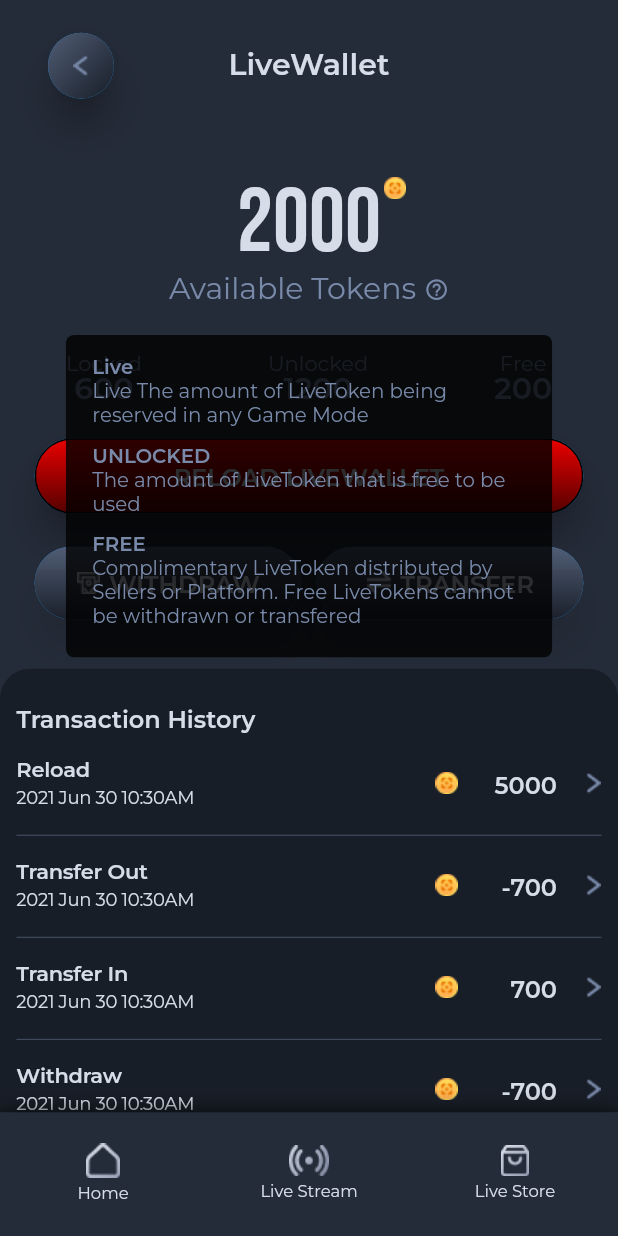
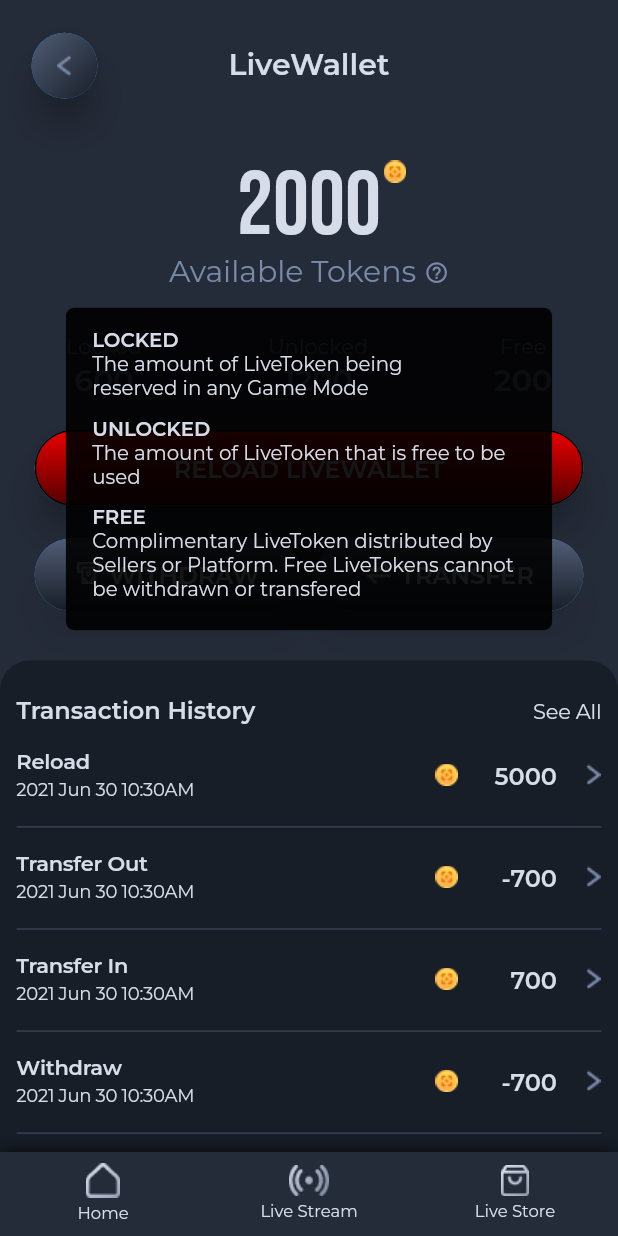
Before and after one commit to cuongtruonglevan/flutter_sample, a Flutter app: the screen it shows after launch, after a tap on "Available Tokens", on a phone screen of 412 x 824 dp. Run offline on Flutter 3.47's test engine with Material 2 defaults, Android fonts, the light colour scheme and no system bars; our stand-ins replace equatable, flutter_bloc, flutter_platform_widgets, flutter_screenutil, get, google_fonts and 1 more; missing offline and left inert: http_interceptor.

Commit message:
- Fix typo - Fix token popup message back ground color, text color - Add Transaction History screen

```diff
--- a/lib/screens/home/home_screen.dart
+++ b/lib/screens/home/home_screen.dart
@@ -1,5 +1,4 @@
 import 'package:flutter/material.dart';
-import 'package:flutter_sample/models/model.dart';
 import 'package:flutter_sample/screens/home/widgets/announcement_item.dart';
 import 'package:flutter_sample/screens/home/widgets/bottom_bar.dart';
 import 'package:flutter_sample/screens/home/widgets/token_item.dart';
@@ -7,6 +6,8 @@ import 'package:flutter_sample/screens/home/widgets/token_popup.dart';
 import 'package:flutter_sample/screens/home/widgets/transaction_item.dart';
 import 'package:flutter_sample/shared/app_assets.dart';
 import 'package:flutter_sample/shared/app_colors.dart';
+import 'package:flutter_sample/shared/routes/routes.dart';
+import 'package:flutter_sample/shared/widgets/app_top_bar.dart';
 import 'package:flutter_screenutil/flutter_screenutil.dart';
 import 'package:google_fonts/google_fonts.dart';
 import 'package:get/get.dart';
@@ -23,8 +24,7 @@ class HomeScreen extends StatelessWidget {
     Transaction('4', 'Withdraw', -700, DateTime.now(), false.obs),
     Transaction('3', 'Live Store', 500, DateTime.now(), false.obs),
     Transaction('2', 'Live Praise', 500, DateTime.now(), false.obs),
-    Transaction(
-        '1', 'Live Stream', 500, DateTime.now(), false.obs),
+    Transaction('1', 'Live Stream', 500, DateTime.now(), false.obs),
   ];
 
   final List<Announcement> announcementsList = [
@@ -41,7 +41,7 @@ class HomeScreen extends StatelessWidget {
       bottomNavigationBar: HomeBottomBar(),
       body: Column(
         children: [
-          _buildAppBar(context),
+          AppTopBar(title: 'LiveWallet'),
           Expanded(
               child: SingleChildScrollView(
             child: Column(
@@ -49,7 +49,7 @@ class HomeScreen extends StatelessWidget {
                 _buildAvailableTokens(context),
                 _buildAction(),
                 _buildActionsRow(),
-                _buildTransactionHistory(),
+                _buildTransactionHistory(context),
                 _buildAnnouncements(),
               ],
             ),
@@ -58,56 +58,6 @@ class HomeScreen extends StatelessWidget {
       ),
     );
   }
-
-  Widget _buildAppBar(BuildContext context) => Container(
-        padding: EdgeInsets.fromLTRB(20.0.w,
-            (MediaQuery.of(context).padding.top + 18.0).w, 20.0.w, 20.0.w),
-        child: Stack(children: [
-          ElevatedButton(
-            onPressed: () {},
-            style: ElevatedButton.styleFrom(
-                padding: EdgeInsets.zero,
-                elevation: 10.0,
-                shape: CircleBorder()),
-            child: Ink(
-              decoration: BoxDecoration(
-                  gradient: LinearGradient(
-                      begin: Alignment.topLeft,
-                      end: Alignment.bottomRight,
-                      colors: [
-                        AppColors.greyButtonColor,
-                        AppColors.darkGreyButtonColor
-                      ]),
-                  borderRadius: BorderRadius.circular(100.0)),
-              child: Container(
-                width: 40.0.w,
-                height: 40.0.w,
-                alignment: Alignment.center,
-                child: Image.asset(
-                  AppAssets.icBack,
-                  width: 10.0.w,
-                  height: 13.5.w,
-                ),
-              ),
-            ),
-          ),
-          Container(
-            height: 40.0.w,
-            child: Center(
-              child: Text(
-                'LiveWallet',
-                textAlign: TextAlign.center,
-                style: GoogleFonts.montserrat(
-                  fontSize: 20.0,
-                  fontWeight: FontWeight.w600,
-                  height: 28 / 20,
-                  color: AppColors.whiteTextColor,
-                ),
-              ),
-            ),
-          )
-        ]),
-      );
 
   Widget _buildAvailableTokens(BuildContext context) => Container(
         child: Column(
@@ -238,9 +188,13 @@ class HomeScreen extends StatelessWidget {
                     shape: RoundedRectangleBorder(
                         borderRadius: BorderRadius.circular(100.0))),
                 child: Ink(
+                  height: 44.0.w,
                   decoration: BoxDecoration(
                       gradient: AppColors.greyButtonGradient,
                       borderRadius: BorderRadius.circular(100.0)),
+                  child: Center(
+                    child: Padding(
+                      padding: EdgeInsets.only(bottom: 2.0.w),
                       child: Row(
                         mainAxisAlignment: MainAxisAlignment.center,
                         children: [
@@ -250,10 +204,7 @@ class HomeScreen extends StatelessWidget {
                             height: 15.0.w,
                           ),
                           SizedBox(width: 5.0.w),
-                      Container(
-                        height: 44.0.w,
-                        alignment: Alignment.center,
-                        child: Text(
+                          Text(
                             'WITHDRAW',
                             style: GoogleFonts.montserrat(
                               fontSize: 16.0,
@@ -262,8 +213,9 @@ class HomeScreen extends StatelessWidget {
                               color: AppColors.whiteTextColor,
                             ),
                           ),
+                        ],
                       ),
-                    ],
+                    ),
                   ),
                 ),
               ),
@@ -279,9 +231,12 @@ class HomeScreen extends StatelessWidget {
                     shape: RoundedRectangleBorder(
                         borderRadius: BorderRadius.circular(100.0))),
                 child: Ink(
+                  height: 44.0.w,
                   decoration: BoxDecoration(
                       gradient: AppColors.greyButtonGradient,
                       borderRadius: BorderRadius.circular(100.0)),
+                  child: Padding(
+                    padding: EdgeInsets.only(bottom: 2.0.w),
                     child: Row(
                       mainAxisAlignment: MainAxisAlignment.center,
                       children: [
@@ -291,10 +246,7 @@ class HomeScreen extends StatelessWidget {
                           height: 16.0.w,
                         ),
                         SizedBox(width: 5.0.w),
-                      Container(
-                        height: 44.0.w,
-                        alignment: Alignment.center,
-                        child: Text(
+                        Text(
                           'TRANSFER',
                           style: GoogleFonts.montserrat(
                             fontSize: 16.0,
@@ -303,8 +255,8 @@ class HomeScreen extends StatelessWidget {
                             color: AppColors.whiteTextColor,
                           ),
                         ),
+                      ],
                     ),
-                    ],
                   ),
                 ),
               ),
@@ -313,7 +265,9 @@ class HomeScreen extends StatelessWidget {
         ),
       );
 
-  Widget _buildTransactionHistory() => Container(
+  Widget _buildTransactionHistory(BuildContext context) {
+    final tempList = transList.sublist(0, 5);
+    return Container(
       padding: EdgeInsets.fromLTRB(10.0.w, 23.0.w, 10.0.w, 29.0.w),
       decoration: BoxDecoration(
         color: AppColors.transHistoryColor,
@@ -321,6 +275,9 @@ class HomeScreen extends StatelessWidget {
       ),
       child: Column(
         crossAxisAlignment: CrossAxisAlignment.start,
+        children: [
+          Row(
+            mainAxisAlignment: MainAxisAlignment.spaceBetween,
             children: [
               Text(
                 'Transaction History',
@@ -331,11 +288,33 @@ class HomeScreen extends StatelessWidget {
                   color: AppColors.whiteTextColor,
                 ),
               ),
+              InkWell(
+                focusColor: Colors.transparent,
+                hoverColor: Colors.transparent,
+                splashColor: Colors.transparent,
+                highlightColor: Colors.transparent,
+                onTap: () {
+                  Navigator.of(context).pushNamed(Routes.transactionHistory,
+                      arguments: transList);
+                },
+                child: Text(
+                  'See All',
+                  style: GoogleFonts.montserrat(
+                    fontSize: 14.0,
+                    fontWeight: FontWeight.w400,
+                    height: 18 / 14,
+                    color: AppColors.whiteTextColor,
+                    letterSpacing: -0.17,
+                  ),
+                ),
+              ),
+            ],
+          ),
           ListView(
             shrinkWrap: true,
             physics: NeverScrollableScrollPhysics(),
             padding: EdgeInsets.zero,
-              children: transList
+            children: tempList
                 .map((trans) => TransactionItem(
                       trans: trans,
                       expanded: trans.selected,
@@ -353,6 +332,7 @@ class HomeScreen extends StatelessWidget {
         ],
       ),
     );
+  }
 
   Widget _buildAnnouncements() => Container(
         margin: EdgeInsets.fromLTRB(0.0, 20.0.w, 0.0, 20.0.w),
--- a/lib/screens/home/widgets/bottom_bar.dart
+++ b/lib/screens/home/widgets/bottom_bar.dart
@@ -1,6 +1,7 @@
 import 'package:flutter/material.dart';
 import 'package:flutter_sample/shared/app_assets.dart';
 import 'package:flutter_sample/shared/app_colors.dart';
+import 'package:get/get.dart';
 import 'package:google_fonts/google_fonts.dart';
 import 'package:flutter_screenutil/flutter_screenutil.dart';
 
@@ -18,7 +19,7 @@ class HomeBottomBar extends StatelessWidget {
           ),
         ],
       ),
-      height: 75.0.w,
+      height: GetPlatform.isIOS ? 75.0.w : kBottomNavigationBarHeight,
       child: BottomNavigationBar(
         backgroundColor: AppColors.backgroundColor,
         selectedItemColor: AppColors.whiteTextColor,
--- a/lib/screens/home/widgets/token_item.dart
+++ b/lib/screens/home/widgets/token_item.dart
@@ -1,6 +1,7 @@
 import 'package:flutter/material.dart';
 import 'package:flutter_sample/shared/app_colors.dart';
 import 'package:google_fonts/google_fonts.dart';
+import 'package:flutter_screenutil/flutter_screenutil.dart';
 
 class TokenItem extends StatelessWidget {
   const TokenItem({Key? key, required this.label, required this.amount})
@@ -22,6 +23,7 @@ class TokenItem extends StatelessWidget {
             color: AppColors.greyTextColor,
           ),
         ),
+        SizedBox(height: 5.0.w),
         Text(
           '${amount.toString()}',
           style: GoogleFonts.montserrat(
--- a/lib/screens/home/widgets/token_popup.dart
+++ b/lib/screens/home/widgets/token_popup.dart
@@ -17,31 +17,31 @@ class TokenPopupDialog extends StatelessWidget {
         backgroundColor: Colors.transparent,
         body: Container(
           margin: EdgeInsets.symmetric(horizontal: 40.0.w)
-              .copyWith(top: (topPadding + 20.0).w),
+              .copyWith(top: (topPadding + 30.0.w)),
           padding: EdgeInsets.fromLTRB(16.0.w, 12.0.w, 16.0.w, 18.0.w),
           decoration: BoxDecoration(
-              color: Colors.black.withOpacity(0.8),
+              color: Colors.black.withOpacity(0.9),
               borderRadius: BorderRadius.circular(5.0.w)),
           child: Column(
               mainAxisSize: MainAxisSize.min,
               crossAxisAlignment: CrossAxisAlignment.start,
               children: [
                 Text(
-                  'Live',
+                  'LOCKED',
                   style: GoogleFonts.montserrat(
                     fontSize: 12.0.sp,
                     fontWeight: FontWeight.w600,
                     height: 14.5 / 12.0,
-                    color: AppColors.greyTextColor,
+                    color: AppColors.whiteTextColor,
                   ),
                 ),
                 Text(
-                  'Live The amount of LiveToken being\nreserved in any Game Mode',
+                  'The amount of LiveToken being\nreserved in any Game Mode',
                   style: GoogleFonts.montserrat(
                     fontSize: 12.0.sp,
                     fontWeight: FontWeight.w400,
                     height: 14.5 / 12.0,
-                    color: AppColors.greyTextColor,
+                    color: AppColors.whiteTextColor,
                   ),
                 ),
                 SizedBox(height: 10.0.w),
@@ -51,7 +51,7 @@ class TokenPopupDialog extends StatelessWidget {
                     fontSize: 12.0.sp,
                     fontWeight: FontWeight.w600,
                     height: 14.5 / 12.0,
-                    color: AppColors.greyTextColor,
+                    color: AppColors.whiteTextColor,
                   ),
                 ),
                 Text(
@@ -60,7 +60,7 @@ class TokenPopupDialog extends StatelessWidget {
                     fontSize: 12.0.sp,
                     fontWeight: FontWeight.w400,
                     height: 14.5 / 12.0,
-                    color: AppColors.greyTextColor,
+                    color: AppColors.whiteTextColor,
                   ),
                 ),
                 SizedBox(height: 10.0.w),
@@ -70,7 +70,7 @@ class TokenPopupDialog extends StatelessWidget {
                     fontSize: 12.0.sp,
                     fontWeight: FontWeight.w600,
                     height: 14.5 / 12.0,
-                    color: AppColors.greyTextColor,
+                    color: AppColors.whiteTextColor,
                   ),
                 ),
                 Text(
@@ -79,7 +79,7 @@ class TokenPopupDialog extends StatelessWidget {
                     fontSize: 12.0.sp,
                     fontWeight: FontWeight.w400,
                     height: 14.5 / 12.0,
-                    color: AppColors.greyTextColor,
+                    color: AppColors.whiteTextColor,
                   ),
                 ),
               ]),
--- a/lib/screens/home/widgets/transaction_item.dart
+++ b/lib/screens/home/widgets/transaction_item.dart
@@ -140,7 +140,7 @@ class TransactionItem extends StatelessWidget {
         tempList = ['From Member123'];
         break;
       case 'Transfer Out':
-        tempList = ['From Member123'];
+        tempList = ['To Member123'];
         break;
         case 'Withdraw':
         tempList = ['Bank ABC', '1234 5678 9012 3456'];
--- /dev/null
+++ b/lib/screens/transaction_history/transaction_history_screen.dart
@@ -0,0 +1,56 @@
+import 'package:flutter/material.dart';
+import 'package:flutter_sample/screens/home/widgets/transaction_item.dart';
+import 'package:flutter_sample/shared/app_colors.dart';
+import 'package:flutter_sample/shared/widgets/app_top_bar.dart';
+import 'package:flutter_screenutil/flutter_screenutil.dart';
+
+class TransactionHistoryScreen extends StatelessWidget {
+  const TransactionHistoryScreen({Key? key, required this.transList})
+      : super(key: key);
+
+  final List<Transaction> transList;
+
+  @override
+  Widget build(BuildContext context) {
+    return Scaffold(
+      backgroundColor: AppColors.backgroundColor,
+      body: Column(
+        children: [
+          AppTopBar(title: 'Transaction History'),
+          Expanded(
+              child: Container(
+            padding: EdgeInsets.fromLTRB(10.0.w, 8.0.w, 10.0.w, 10.0.w),
+            decoration: BoxDecoration(
+              color: AppColors.transHistoryColor,
+              borderRadius: BorderRadius.only(
+                topLeft: Radius.circular(20.0),
+                topRight: Radius.circular(20.0),
+              ),
+            ),
+            child: _buildTransactionHistory(),
+          )),
+        ],
+      ),
+    );
+  }
+
+  Widget _buildTransactionHistory() {
+    return ListView(
+      padding: EdgeInsets.zero,
+      children: transList
+          .map((trans) => TransactionItem(
+                trans: trans,
+                expanded: trans.selected,
+                onPressed: () {
+                  if (!trans.selected.value) {
+                    transList.forEach((trans) {
+                      trans.selected.value = false;
+                    });
+                  }
+                  trans.selected.value = !trans.selected.value;
+                },
+              ))
+          .toList(),
+    );
+  }
+}
--- a/lib/shared/app_colors.dart
+++ b/lib/shared/app_colors.dart
@@ -15,29 +15,14 @@ class AppColors {
   static const Color blackTextColor = Color(0xff151A24);
 
   static const LinearGradient redButtonGradient = LinearGradient(
-      begin: Alignment(-1.0, -1.0),
-      end: Alignment(-1.0, 1.0),
-      colors: [redButtonColor, darkRedButtonColor]);
+    begin: Alignment(-1.0, -1.0),
+    end: Alignment(-1.0, 1.0),
+    colors: [redButtonColor, darkRedButtonColor],
+  );
 
   static const LinearGradient greyButtonGradient = LinearGradient(
-      begin: Alignment(-1.0, -1.0),
-      end: Alignment(-1.0, 1.0),
-      colors: [
-        Color(0xFF505d75),
-        Color(0xFF404B5F),
-        Color(0xFF404A5E),
-        Color(0xFF3F4A5D),
-        Color(0xFF3F495C),
-        Color(0xFF313A4A),
-        Color(0xFF1B202B),
-      ],
-      stops: [
-        0.0,
-        0.3175,
-        0.3176,
-        0.3177,
-        0.3178,
-        0.5729,
-        1.0,
-      ]);
+    begin: Alignment(-1.0, -1.0),
+    end: Alignment(-1.0, 1.0),
+    colors: [greyButtonColor, darkGreyButtonColor],
+  );
 }
--- a/lib/shared/routes/app_routes_factory.dart
+++ b/lib/shared/routes/app_routes_factory.dart
@@ -1,7 +1,10 @@
+import 'package:flutter/cupertino.dart';
 import 'package:flutter/material.dart';
 import 'package:flutter_platform_widgets/flutter_platform_widgets.dart';
 import 'package:flutter_sample/models/model.dart';
 import 'package:flutter_sample/screens/home/home_screen.dart';
+import 'package:flutter_sample/screens/home/widgets/transaction_item.dart';
+import 'package:flutter_sample/screens/transaction_history/transaction_history_screen.dart';
 import 'package:flutter_sample/shared/routes/routes.dart';
 import 'package:flutter_sample/shared/utils.dart';
 import 'package:shared_preferences/shared_preferences.dart';
@@ -16,10 +19,15 @@ class AppRoutesFactory {
   Route<dynamic> generateRoute(BuildContext context, RouteSettings settings) {
     switch (settings.name) {
       case Routes.home:
-        return platformPageRoute(
-          context: context,
+        return CupertinoPageRoute(
           settings: settings,
           builder: (context) => HomeScreen(),
+        );
+      case Routes.transactionHistory:
+        return CupertinoPageRoute(
+          settings: settings,
+          builder: (context) => TransactionHistoryScreen(
+              transList: settings.arguments as List<Transaction>),
         );
       default:
         return defaultPageRoute(context, settings);
--- a/lib/shared/routes/routes.dart
+++ b/lib/shared/routes/routes.dart
@@ -4,4 +4,5 @@ class Routes {
   static const String splash = 'splash';
   static const String signIn = 'sign_in';
   static const String home = 'home';
+  static const String transactionHistory = 'transactionHistory';
 }
--- /dev/null
+++ b/lib/shared/widgets/app_top_bar.dart
@@ -0,0 +1,66 @@
+import 'package:flutter/material.dart';
+import 'package:flutter_sample/shared/app_assets.dart';
+import 'package:flutter_sample/shared/app_colors.dart';
+import 'package:google_fonts/google_fonts.dart';
+import 'package:flutter_screenutil/flutter_screenutil.dart';
+
+class AppTopBar extends StatelessWidget {
+  const AppTopBar({Key? key, required this.title}) : super(key: key);
+
+  final String title;
+
+  @override
+  Widget build(BuildContext context) {
+    final topPadding = (MediaQuery.of(context).padding.top + 18.0).w;
+    return Container(
+      padding: EdgeInsets.fromLTRB(10.0.w, topPadding, 10.0.w, 10.0.w),
+      child: Stack(children: [
+        ElevatedButton(
+          onPressed: () {
+            if (title == 'Transaction History') {
+              Navigator.of(context).pop();
+            }
+          },
+          style: ElevatedButton.styleFrom(
+              padding: EdgeInsets.zero, elevation: 10.0, shape: CircleBorder()),
+          child: Ink(
+            decoration: BoxDecoration(
+                gradient: LinearGradient(
+                    begin: Alignment.topLeft,
+                    end: Alignment.bottomRight,
+                    colors: [
+                      AppColors.greyButtonColor,
+                      AppColors.darkGreyButtonColor
+                    ]),
+                borderRadius: BorderRadius.circular(100.0)),
+            child: Container(
+              width: 40.0.w,
+              height: 40.0.w,
+              alignment: Alignment.center,
+              child: Image.asset(
+                AppAssets.icBack,
+                width: 10.0.w,
+                height: 13.5.w,
+              ),
+            ),
+          ),
+        ),
+        Container(
+          height: 40.0.w,
+          child: Center(
+            child: Text(
+              '$title',
+              textAlign: TextAlign.center,
+              style: GoogleFonts.montserrat(
+                fontSize: 20.0,
+                fontWeight: FontWeight.w600,
+                height: 28 / 20,
+                color: AppColors.whiteTextColor,
+              ),
+            ),
+          ),
+        )
+      ]),
+    );
+  }
+}
```
Lines whose indentation alone changed are shown as unchanged.
